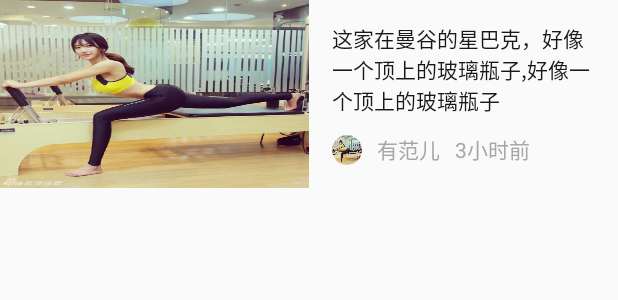
After one commit to zouhang316/LiliLalaProject, an Android app: the layout item_recommend_articlebottm.xml on its own in the app's theme, with its tools: preview values and no code run, on a phone screen of 412 x 824 dp. The commit adds this screen. Shown: the top 300 px of the screen. Run offline under Robolectric (Android 15) with nearby library versions, the phone set to English and light mode, and no system bars.

Commit message:
1、增加新闻界面开发 2、增加新闻详情开发

```diff
--- a/app/src/main/java/com/android/lala/api/ApiContacts.java
+++ b/app/src/main/java/com/android/lala/api/ApiContacts.java
@@ -12,4 +12,5 @@ public class ApiContacts {
     public static final String USER_REGISTER = LalaConfig.httpServer + "/app/register";
     public static final String ARTICLE=LalaConfig.httpServer+ "/app/article";
     public static final String CONTENTURL=LalaConfig.httpServer+"/static/html";
+    public static final String ARTICLERECOMMENDURL=LalaConfig.httpServer+"/app/article/channels";
 }
--- a/app/src/main/java/com/android/lala/api/HttpWhatContacts.java
+++ b/app/src/main/java/com/android/lala/api/HttpWhatContacts.java
@@ -9,4 +9,5 @@ public class HttpWhatContacts {
     public static final int LOGIN = 1;
     public static final int REGISTER = 2;
     public static final int GETARTICLE=3;
+    public static final int GETARTICLERECOMMEND=4;
 }
--- a/app/src/main/java/com/android/lala/base/adapter/BaseListViewViewHolder.java
+++ b/app/src/main/java/com/android/lala/base/adapter/BaseListViewViewHolder.java
@@ -194,6 +194,7 @@ public class BaseListViewViewHolder {
         requestBuilder.into(view);
         return this;
     }
+
 
     /***
      * @param viewId
--- /dev/null
+++ b/app/src/main/res/layout/item_recommend_articlebottm.xml
@@ -0,0 +1,62 @@
+<?xml version="1.0" encoding="utf-8"?>
+<LinearLayout xmlns:android="http://schemas.android.com/apk/res/android"
+    android:id="@+id/article_recommend"
+    android:orientation="horizontal"
+    android:layout_width="match_parent"
+    android:descendantFocusability="blocksDescendants"
+    android:layout_height="125dp">
+    <RelativeLayout
+        android:layout_width="0dp"
+        android:layout_weight="1"
+        android:layout_height="wrap_content">
+
+        <ImageView
+            android:id="@+id/article_bottom_image"
+            android:layout_width="match_parent"
+            android:layout_height="match_parent"
+            android:scaleType="centerCrop"
+            android:focusable="false"
+            android:background="@mipmap/test"/>
+    </RelativeLayout>
+
+    <RelativeLayout
+        android:layout_width="0dp"
+        android:layout_weight="1"
+        android:layout_height="match_parent"
+        android:padding="15dp">
+        <TextView
+            android:id="@+id/article_bottom_title"
+            android:layout_width="match_parent"
+            android:layout_height="wrap_content"
+            android:textColor="@color/nomarl_title_color"
+            android:text="这家在曼谷的星巴克，好像一个顶上的玻璃瓶子,好像一个顶上的玻璃瓶子"/>
+        <com.android.lala.view.CircleImageView
+            android:id="@+id/article_bottom_channelhead"
+            android:layout_width="20dp"
+            android:layout_height="20dp"
+            android:src="@mipmap/test"
+            android:layout_alignParentBottom="true"
+            />
+        <TextView
+            android:id="@+id/article_bottom_channelname"
+            android:layout_width="wrap_content"
+            android:layout_height="wrap_content"
+            android:layout_alignParentBottom="true"
+            android:layout_marginLeft="10dp"
+            android:layout_toRightOf="@+id/article_bottom_channelhead"
+            android:textColor="@color/nomarl_text_color"
+            android:text="有范儿"
+            />
+        <TextView
+            android:id="@+id/article_bottom_time"
+            android:layout_width="wrap_content"
+            android:layout_height="wrap_content"
+            android:layout_marginLeft="10dp"
+            android:layout_alignParentBottom="true"
+            android:textColor="@color/nomarl_text_color"
+            android:layout_toRightOf="@+id/article_bottom_channelname"
+            android:text="3小时前"/>
+
+    </RelativeLayout>
+
+</LinearLayout>
--- a/app/src/main/res/values/colors.xml
+++ b/app/src/main/res/values/colors.xml
@@ -15,4 +15,5 @@
     <color name="gray">#F5F5F5</color>
     <color name="article_background">#CCCCCC</color>
     <color name="nomarl_divider">#F0F0F2</color>
+    <color name="nomarl_title_color">#181818</color>
 </resources>
```
Also changed, not shown: app/src/main/java/com/android/lala/activity/ArticleActivity.java (+85 -17 lines), app/src/main/java/com/android/lala/adapter/Article_RecommendAdapter.java (added, +41 -0 lines), app/src/main/java/com/android/lala/infomation/bean/ArticleBean.java (+5 -5 lines), app/src/main/java/com/android/lala/infomation/bean/ArticleViewBean.java (added, +138 -0 lines), app/src/main/res/layout/activity_article.xml (+16 -7 lines), app/src/main/res/drawable-hdpi/ic_add.png (added), app/src/main/res/drawable-mdpi/ic_add.png (added), app/src/main/res/drawable-xhdpi/ic_add.png (added), app/src/main/res/drawable-xxhdpi/ic_add.png (added), app/src/main/res/drawable-xxxhdpi/ic_add.png (added), app/src/main/res/mipmap-xhdpi/test.jpg (added).
